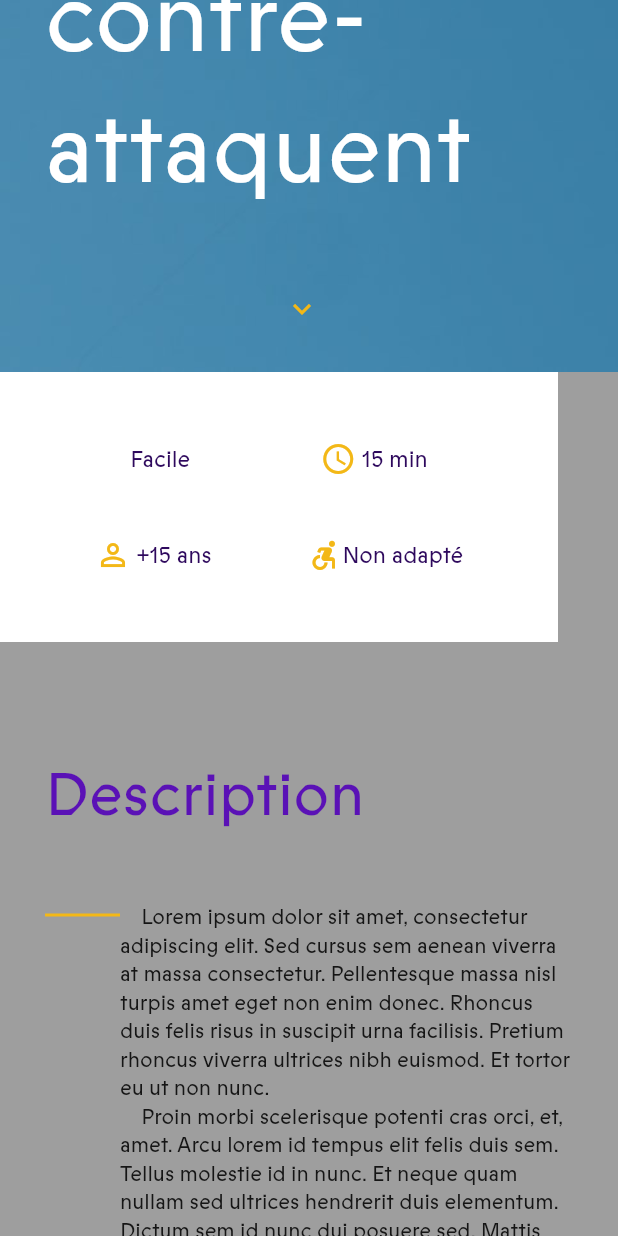
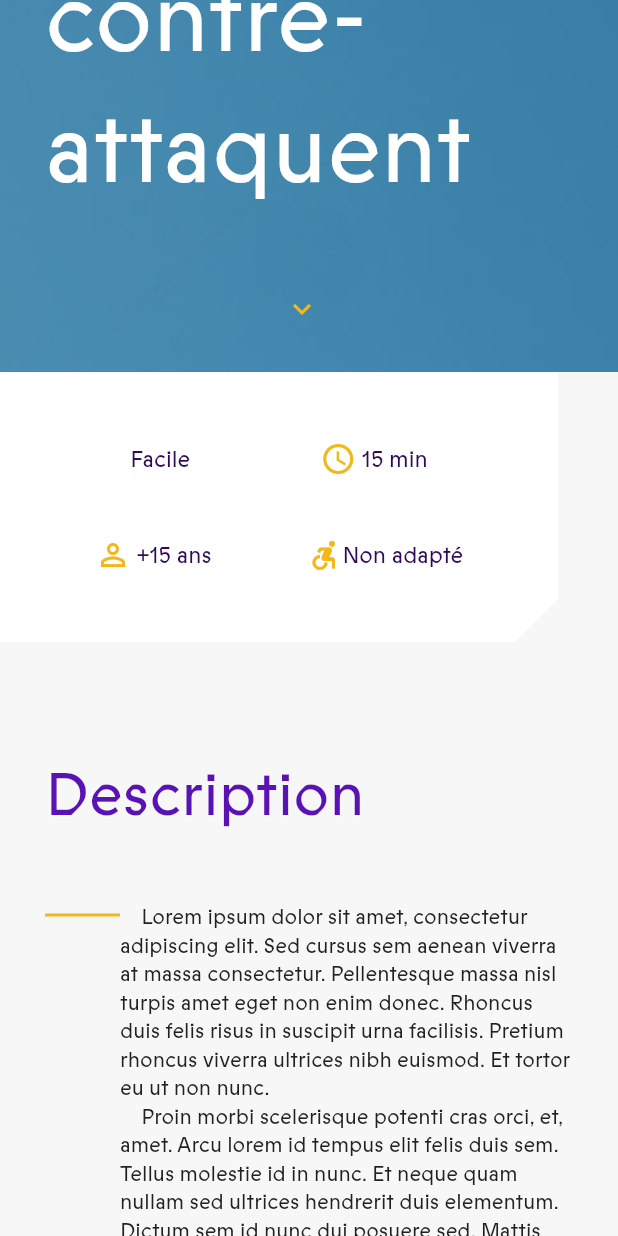
Before and after one commit to Explor-ea/exploreapp, a Flutter app: the AdventureDetails screen opened directly, scrolled down 576 dp, on a phone screen of 412 x 824 dp. Run offline on Flutter 3.47's test engine with Material 2 defaults, Android fonts, the phone set to English and light mode, and no system bars; our stand-ins replace carousel_slider, cloud_firestore, firebase_auth, firebase_core, flutter_map, fluttertoast and 4 more; accounts and stored records are empty; statements that could not run were skipped.

Commit message:
change bg color for adventure details & use a custom shape for informations

```diff
--- a/lib/pages/adventure_details.dart
+++ b/lib/pages/adventure_details.dart
@@ -6,6 +6,7 @@ import 'package:exploreapp/src/adventures.dart';
 import 'package:exploreapp/src/launch_adventure.dart';
 import 'package:exploreapp/src/navigation.dart';
 import 'package:exploreapp/wigets/explorea-line.dart';
+import 'package:exploreapp/wigets/explorea-note-frame.dart';
 import 'package:exploreapp/wigets/explorea-title.dart';
 import 'package:exploreapp/wigets/explorea_btn_square.dart';
 import 'package:exploreapp/wigets/explorea_fab.dart';
@@ -23,7 +24,7 @@ class AdventureDetails extends StatelessWidget {
     Adventure theAdventure =
         allAdventures.firstWhere((element) => element.id == this.adventureId);
     return Scaffold(
-      backgroundColor: Colors.grey,
+      backgroundColor: ExploreaColors.grey,
       body: SingleChildScrollView(
         child: Column(
           children: [
@@ -114,7 +115,9 @@ class AdventureDetails extends StatelessWidget {
             Row(
               mainAxisAlignment: MainAxisAlignment.start,
               children: [
-                Container(
+                ClipPath(
+                  clipper: NoteShapeBottomCut(),
+                  child: Container(
                     width: MediaQuery.of(context).size.width - 40,
                     height: 180,
                     //
@@ -189,6 +192,7 @@ class AdventureDetails extends StatelessWidget {
                       ],
                     ),
                   ),
+                ),
               ],
             ),
             // Adventure requirements & details
--- a/lib/wigets/explorea-note-frame.dart
+++ b/lib/wigets/explorea-note-frame.dart
@@ -67,3 +67,23 @@ class NoteShape extends CustomClipper<Path> {
   @override
   bool shouldReclip(NoteShape oldClipper) => false;
 }
+
+class NoteShapeBottomCut extends CustomClipper<Path> {
+  @override
+  Path getClip(Size size) {
+    final edgeCut = size.width * 0.077;
+
+    final path = Path();
+    path.lineTo(0, 0);
+    path.lineTo(size.width, 0);
+    path.lineTo(size.width, size.height - edgeCut);
+    path.lineTo(size.width - edgeCut, size.height);
+    path.lineTo(0, size.height);
+
+    path.close();
+    return path;
+  }
+
+  @override
+  bool shouldReclip(NoteShape oldClipper) => false;
+}
```
Lines whose indentation alone changed are shown as unchanged.
